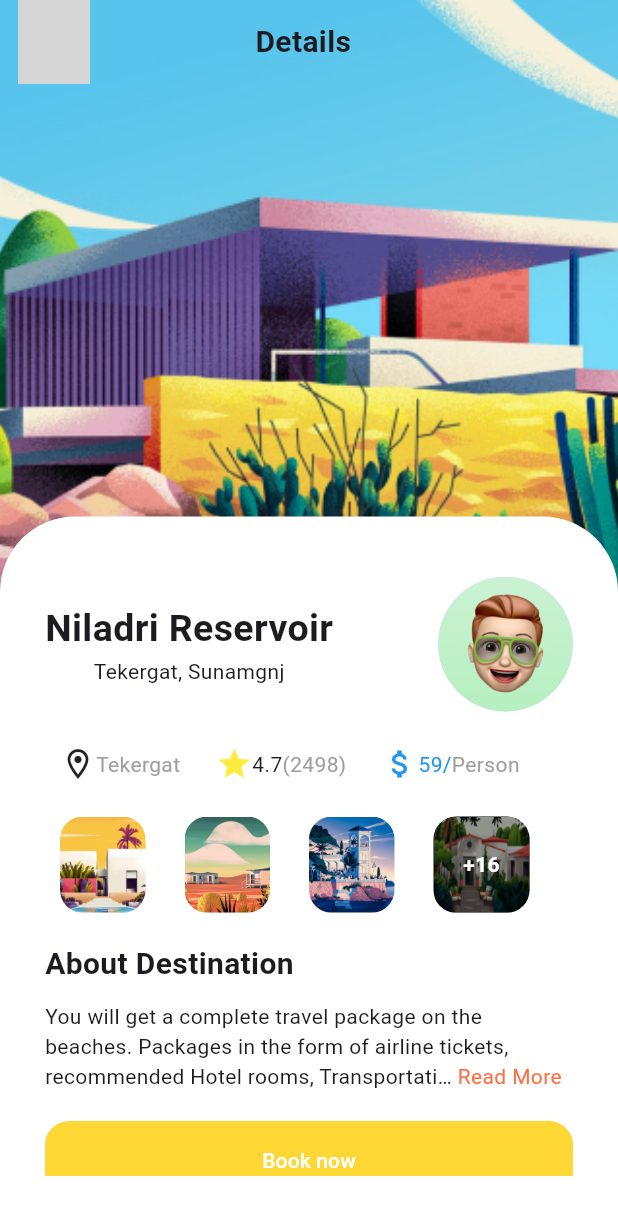
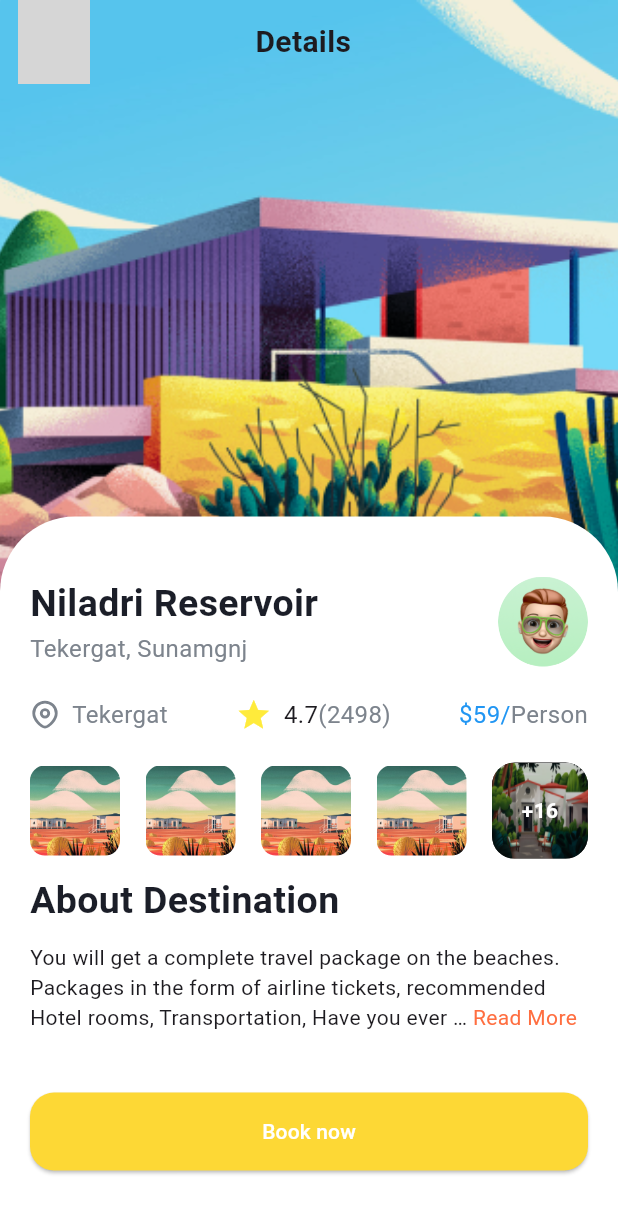
Before and after one commit to Duonganhdu2002/Travel-Flanning-Chat-FE-Flutter, a Flutter app: the DetailsPage screen opened directly, on a phone screen of 412 x 824 dp. Shown: the top 1215 px of the screen. Run offline on Flutter 3.47's test engine with Material 3 defaults, Android fonts, the phone set to English and light mode, and no system bars; drawn by our look-alikes of readmore; our stand-ins replace flutter_svg, google_fonts, snippet_coder_utils; missing offline and left inert: api_cache_manager; grey boxes are pictures that could not be loaded.

Commit message:
Adding code

```diff
--- a/lib/pages/details_page.dart
+++ b/lib/pages/details_page.dart
@@ -1,6 +1,7 @@
 import 'package:flutter/material.dart';
 import 'package:flutter_app/components/back_icon.dart';
 import 'package:flutter_app/ultils/app_bar.dart';
+import 'package:flutter_svg/flutter_svg.dart';
 import 'package:readmore/readmore.dart';
 
 class DetailsPage extends StatefulWidget {
@@ -11,8 +12,6 @@ class DetailsPage extends StatefulWidget {
 }
 
 class _DetailsPageState extends State<DetailsPage> {
-
-
   @override
   Widget build(BuildContext context) {
     return Scaffold(
@@ -47,143 +46,177 @@ class _DetailsPageState extends State<DetailsPage> {
                     color: Colors.white,
                     borderRadius: BorderRadius.circular(50),
                   ),
-                  child:  Padding(
-                    padding: const EdgeInsets.symmetric(horizontal: 30, vertical: 40),
+                  child: Padding(
+                    padding: const EdgeInsets.all(20),
                     child: SingleChildScrollView(
-
                       child: Column(
                         children: [
-
-                          //Ten dia diem, Avatar nguoi dung
-
-                          const Row(
+                          const SizedBox(
+                            height: 20,
+                          ),
+                          Row(
                             mainAxisAlignment: MainAxisAlignment.spaceBetween,
                             children: [
-
-                              Column(
-                                mainAxisAlignment: MainAxisAlignment.start,
+                              const Column(
+                                crossAxisAlignment: CrossAxisAlignment.start,
                                 children: [
                                   Text(
                                     'Niladri Reservoir',
                                     style: TextStyle(
                                         fontSize: 25,
+                                        color: Color(0xFF1B1E28),
                                         fontWeight: FontWeight.bold),
                                   ),
                                   Text(
                                     'Tekergat, Sunamgnj',
-                                    style: TextStyle(),
+                                    style: TextStyle(
+                                      color: Color(0xFF7D848D),
+                                      fontSize: 16,
+                                    ),
                                   ),
                                 ],
                               ),
-                              CircleAvatar(
-                                radius: 45,
-                                backgroundImage:
-                                    AssetImage('lib/images/User_img.png'),
+                              ClipOval(
+                                child: Image.asset(
+                                  'lib/images/User_img.png',
+                                  width: 60,
+                                  height: 60,
+                                  fit: BoxFit.cover,
+                                ),
                               ),
                             ],
                           ),
                           const SizedBox(
-                            height: 10,
+                            height: 20,
                           ),
-
-                          //Dia diem, danh gia, Tien
-                          const Padding(
-                            padding: EdgeInsets.symmetric(horizontal: 10),
-                            child: SizedBox(
-                              height: 50,
-                              width: double.infinity,
-                              child: Row(
+                          Row(
+                            mainAxisAlignment: MainAxisAlignment.spaceBetween,
                             children: [
-                                  Icon(
-                                    Icons.location_on_outlined,
-
+                              Row(
+                                children: [
+                                  ImageFiltered(
+                                    imageFilter: const ColorFilter.mode(
+                                        Color(0xFF7D848D), BlendMode.srcATop),
+                                    child: SvgPicture.asset(
+                                      "lib/images/Location.svg",
+                                      width: 20,
+                                      height: 20,
                                     ),
-                                  Text(
+                                  ),
+                                  const SizedBox(
+                                    width: 8,
+                                  ),
+                                  const Text(
                                     'Tekergat',
-                                    style: TextStyle(color: Colors.grey),
+                                    style: TextStyle(
+                                      color: Color(0xFF7D848D),
+                                      fontSize: 16,
                                     ),
-
-                                  SizedBox(
-                                    width: 24,
                                   ),
-                                  //rating
+                                ],
+                              ),
+                              const Row(
+                                children: [
                                   Icon(
                                     Icons.star,
                                     color: Colors.yellow,
                                   ),
-                                  Text('4.7'),
+                                  SizedBox(
+                                    width: 8,
+                                  ),
+                                  Text(
+                                    '4.7',
+                                    style: TextStyle(fontSize: 16),
+                                  ),
                                   Text(
                                     '(2498)',
-                                    style: TextStyle(color: Colors.grey),
+                                    style: TextStyle(
+                                      color: Color(0xFF7D848D),
+                                      fontSize: 16,
                                     ),
-
-                                  SizedBox(
-                                    width: 24,
                                   ),
-                                  //Price
-                                  Icon(
-                                    Icons.attach_money,
+                                ],
+                              ),
+                              const Row(
+                                children: [
+                                  Text(
+                                    '\$59/',
+                                    style: TextStyle(
                                       color: Colors.blue,
+                                      fontSize: 16,
                                     ),
-                                  Text(
-                                    '59/',
-                                    style: TextStyle(color: Colors.blue),
                                   ),
                                   Text(
                                     'Person',
-                                    style: TextStyle(color: Colors.grey),
+                                    style: TextStyle(
+                                      color: Color(0xFF7D848D),
+                                      fontSize: 16,
+                                    ),
                                   ),
                                 ],
+                              )
+                            ],
+                          ),
+                          const SizedBox(
+                            height: 20,
+                          ),
+                          Row(
+                            mainAxisAlignment: MainAxisAlignment.spaceBetween,
+                            children: [
+                              Container(
+                                width: 60,
+                                height: 60,
+                                decoration: BoxDecoration(
+                                  borderRadius: BorderRadius.circular(10),
+                                ),
+                                clipBehavior: Clip.antiAliasWithSaveLayer,
+                                child: Image.asset(
+                                  'lib/images/Detail_img2.jpg',
+                                  width: 60,
+                                  height: 60,
+                                  fit: BoxFit.cover,
                                 ),
                               ),
+                              Container(
+                                width: 60,
+                                height: 60,
+                                decoration: BoxDecoration(
+                                  borderRadius: BorderRadius.circular(10),
                                 ),
-
-
-                          //Hinh Anh lien quan
-                          Padding(
-                            padding: const EdgeInsets.symmetric(horizontal: 10,vertical: 10),
-                            child: Row(
-                              children: [
-                                Flexible(
-                                  child: Padding(
-                                    padding: const EdgeInsets.only(right: 26),
-                                    child: ClipRRect(
-                                      borderRadius: BorderRadius.circular(15),
+                                clipBehavior: Clip.antiAliasWithSaveLayer,
                                 child: Image.asset(
-                                        'lib/images/Detail_img1.jpg',
+                                  'lib/images/Detail_img2.jpg',
+                                  width: 60,
+                                  height: 60,
                                   fit: BoxFit.cover,
-                                        width: 64,
-                                        height: 64,
                                 ),
                               ),
+                              Container(
+                                width: 60,
+                                height: 60,
+                                decoration: BoxDecoration(
+                                  borderRadius: BorderRadius.circular(10),
+                                ),
+                                clipBehavior: Clip.antiAliasWithSaveLayer,
+                                child: Image.asset(
+                                  'lib/images/Detail_img2.jpg',
+                                  width: 60,
+                                  height: 60,
+                                  fit: BoxFit.cover,
                                 ),
                               ),
-                                Flexible(
-                                  child: Padding(
-                                    padding: const EdgeInsets.only(right: 26),
-                                    child: ClipRRect(
-                                      borderRadius: BorderRadius.circular(15),
+                              Container(
+                                width: 60,
+                                height: 60,
+                                decoration: BoxDecoration(
+                                  borderRadius: BorderRadius.circular(10),
+                                ),
+                                clipBehavior: Clip.antiAliasWithSaveLayer,
                                 child: Image.asset(
                                   'lib/images/Detail_img2.jpg',
+                                  width: 60,
+                                  height: 60,
                                   fit: BoxFit.cover,
-                                        width: 64,
-                                        height: 64,
-                                      ),
-                                    ),
-                                  ),
-                                ),
-                                Flexible(
-                                  child: Padding(
-                                    padding: const EdgeInsets.only(right: 26),
-                                    child: ClipRRect(
-                                      borderRadius: BorderRadius.circular(15),
-                                      child: Image.asset(
-                                        'lib/images/Detail_img3.jpg',
-                                        fit: BoxFit.cover,
-                                        width: 64,
-                                        height: 64,
-                                      ),
-                                    ),
                                 ),
                               ),
                               Flexible(
@@ -195,9 +228,10 @@ class _DetailsPageState extends State<DetailsPage> {
                                     color: Colors.black,
                                     borderRadius: BorderRadius.circular(15),
                                     image: const DecorationImage(
-                                        image: AssetImage('lib/images/Detail_img4.jpg'),
+                                      image: AssetImage(
+                                          'lib/images/Detail_img4.jpg'),
                                       fit: BoxFit.fill,
-                                        opacity: 0.6,
+                                      opacity: 0.8,
                                     ),
                                   ),
                                   child: const Text(
@@ -211,46 +245,35 @@ class _DetailsPageState extends State<DetailsPage> {
                               ),
                             ],
                           ),
+                          const SizedBox(
+                            height: 10,
+                          ),
+                          Column(
+                            crossAxisAlignment: CrossAxisAlignment.start,
+                            children: [
+                              const Text(
+                                'About Destination',
+                                style: TextStyle(
+                                    fontSize: 25,
+                                    color: Color(0xFF1B1E28),
+                                    fontWeight: FontWeight.bold),
                               ),
                               const SizedBox(
                                 height: 10,
                               ),
-
-                          // Mô tả địa điểm
-                          const Column(
-                            crossAxisAlignment: CrossAxisAlignment.start,
-                            children: [
-                              Text(
-                                'About Destination',
-                                style: TextStyle(
-                                  fontSize: 20,
-                                  fontWeight: FontWeight.bold
-                                ),
-
-                              ),
-                              SizedBox(
-                                height: 10,
-                              ),
-
-                              ReadMoreText("You will get a complete travel package on the beaches. Packages in the form of airline tickets, recommended Hotel rooms, Transportation, Have you ever been on holiday to the Greek ETC , You will get a complete travel package on the beaches. Packages in the form of airline tickets, recommended Hotel rooms, Transportation, Have you ever been on holiday to the Greek ETC.",
+                              const ReadMoreText(
+                                "You will get a complete travel package on the beaches. Packages in the form of airline tickets, recommended Hotel rooms, Transportation, Have you ever been on holiday to the Greek ETC , You will get a complete travel package on the beaches. Packages in the form of airline tickets, recommended Hotel rooms, Transportation, Have you ever been on holiday to the Greek ETC.",
                                 trimMode: TrimMode.Line,
                                 trimLines: 3,
                                 colorClickableText: Colors.deepOrangeAccent,
                                 trimCollapsedText: "Read More",
                                 trimExpandedText: "Show Less",
-
-                               )
-
-
-                            ],
                               ),
-
-                        Padding(
-                          padding: const EdgeInsets.symmetric(vertical: 20),
-                          child: ElevatedButton(
-                            onPressed: () {
-
-                            },
+                              const SizedBox(
+                                height: 40,
+                              ),
+                              ElevatedButton(
+                                onPressed: () {},
                                 style: ElevatedButton.styleFrom(
                                   shape: RoundedRectangleBorder(
                                     borderRadius: BorderRadius.circular(16),
@@ -261,13 +284,15 @@ class _DetailsPageState extends State<DetailsPage> {
                                 child: const SizedBox(
                                   width: double.infinity,
                                   child: Padding(
-                                padding: EdgeInsets.symmetric(vertical: 16.0),
+                                    padding:
+                                        EdgeInsets.symmetric(vertical: 16.0),
                                     child: Center(
                                       child: Text("Book now"),
                                     ),
                                   ),
                                 ),
                               ),
+                            ],
                           ),
                         ],
                       ),
--- /dev/null
+++ b/lib/pages/edit_profile.dart
@@ -0,0 +1,15 @@
+import 'package:flutter/material.dart';
+
+class EditProfile extends StatefulWidget {
+  const EditProfile({super.key});
+
+  @override
+  State<EditProfile> createState() => _EditProfileState();
+}
+
+class _EditProfileState extends State<EditProfile> {
+  @override
+  Widget build(BuildContext context) {
+    return const Placeholder();
+  }
+}
```
Lines whose indentation alone changed are shown as unchanged.
